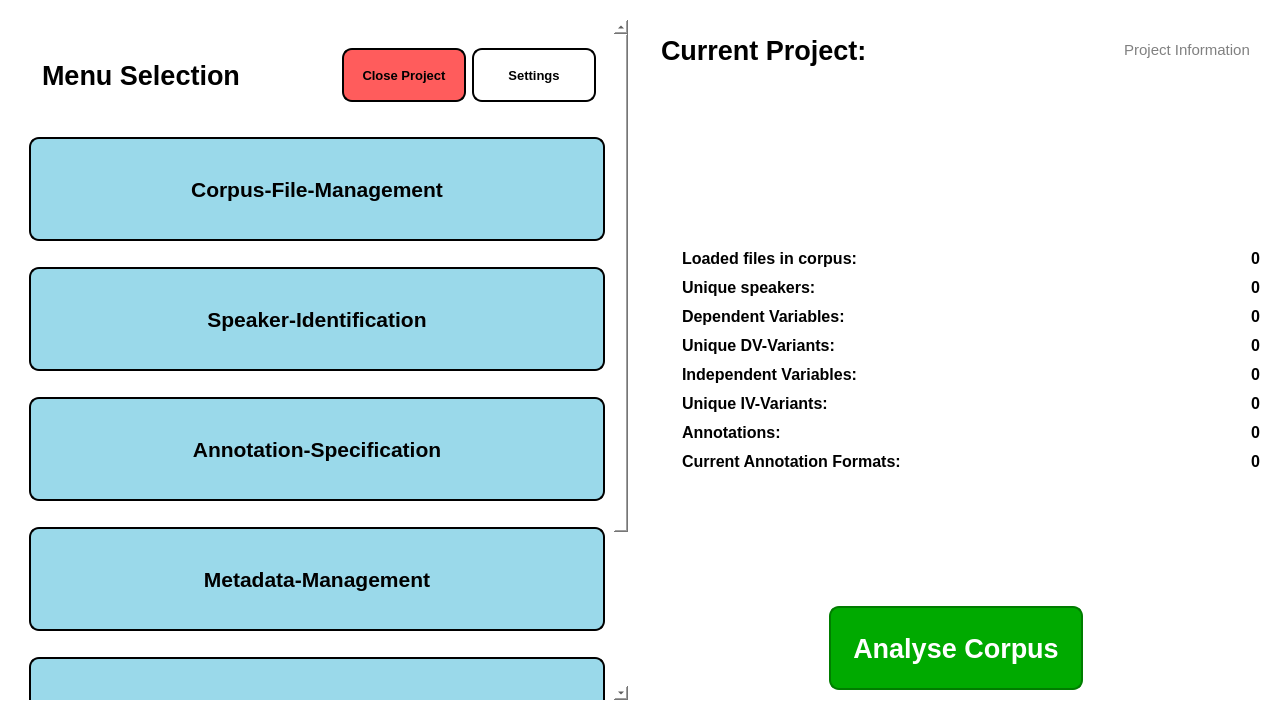
This is corpuscompass/view/res/home_menu_tab.ui in nicofirst1/CorpusCompass as Qt 5 draws it before an edit. The edited form follows.
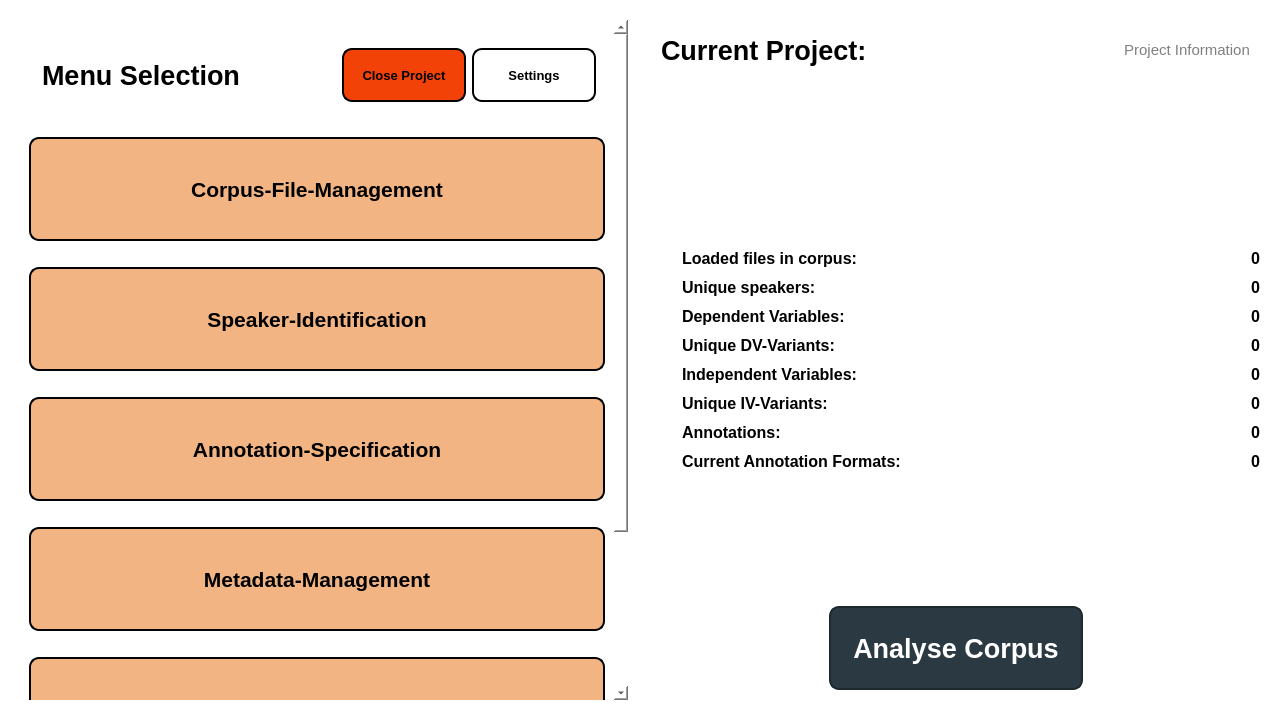
This is the edited form. Icons and pictures are not drawn.

```diff
--- a/corpuscompass/view/res/home_menu_tab.ui
+++ b/corpuscompass/view/res/home_menu_tab.ui
@@ -16,13 +16,13 @@
 }
 
 QPushButton {
-    background-color:rgb(154, 217, 234) ;
+    background-color:rgb(242, 180, 130) ;
 	color: white;
     min-width: 80px;
 	min-height: 40px;
 	border-style: solid;
-	border-color: rgb(154, 217, 234);
-	border-width: 5px;
+	border-color:rgb(208, 105, 22);
+	border-width: 2px;
 	border-radius: 10px;
 }
 
@@ -30,7 +30,8 @@
 	background-color:rgb(134, 189, 203) ;
 	border-color: rgb(134, 189, 203);
 	color: rgb(245, 245, 245);
-}</string>
+}
+</string>
   </property>
   <layout class="QGridLayout" name="gridLayout_2">
    <item row="2" column="1" alignment="Qt::AlignBottom">
@@ -75,21 +76,22 @@
         <property name="styleSheet">
          <string notr="true">QPushButton {
 	color: white;
-	background-color: rgb(0, 170, 0);
+	background-color: rgb(43, 58, 66);
+    border-width: 2px;
+    border-color: rgb(30, 41, 46);
     min-width: 250px;
 	min-height: 80px;
 	border-style: solid;
-	border-color: rgb(0, 125, 0);
-	border-width: 2px;
 	border-radius: 10px;
-   margin-top: 10px; 
-   margin-bottom: 10px;
+    margin-top: 10px; 
+    margin-bottom: 10px;
 }
 
 QPushButton:pressed {
 	background-color: rgb(0, 134, 0);
 }
 
+
 QPushButton:disabled{
   background-color: rgb(121, 121, 121);
 }</string>
@@ -250,8 +252,8 @@
           <rect>
            <x>0</x>
            <y>0</y>
-           <width>600</width>
-           <height>892</height>
+           <width>589</width>
+           <height>928</height>
           </rect>
          </property>
          <layout class="QVBoxLayout" name="verticalLayout_5">
@@ -308,7 +310,7 @@
                  </property>
                  <property name="styleSheet">
                   <string notr="true">QPushButton {
-	background-color: rgb(255, 92, 92);
+	background-color: rgb(242 ,66, 8);
     border: 2px solid black;
 	color: black;
 	min-height: 50px;
@@ -424,7 +426,8 @@
             </property>
             <property name="styleSheet">
              <string notr="true">QPushButton:disabled{
-  background-color: rgb(121, 121, 121);
+  background-color: rgb(242, 180, 130);
+
 }</string>
             </property>
             <property name="text">
```
Left out of the diff: 16 changed lines with no effect on the pictures.
